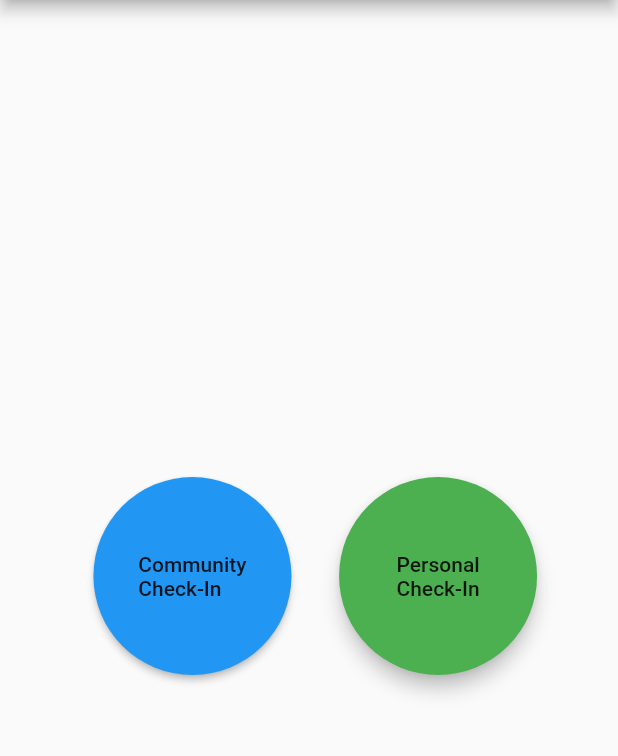
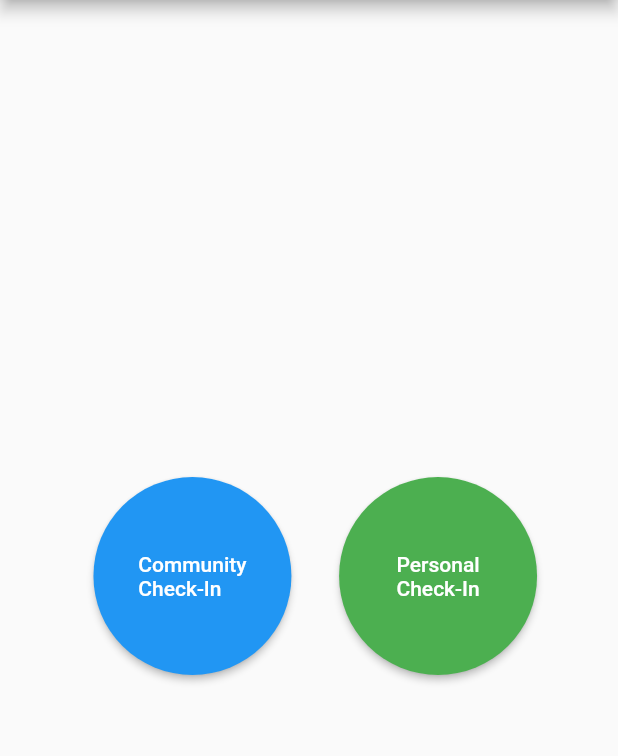
Before and after one commit to xNS5/ReLeave, a Flutter app: the screen it shows after launch, on a phone screen of 412 x 824 dp, the part 84-840 px from its top. Run offline on Flutter 3.47's test engine with Material 2 defaults, Android fonts, the phone set to English and light mode, and no system bars; our stand-ins replace dio, sprintf, sqflite, table_calendar; missing offline and left inert: draw; accounts and stored records are empty.

Commit message:
Switched to Material Buttons from Elevated Buttons

```diff
--- a/lib/main.dart
+++ b/lib/main.dart
@@ -48,24 +48,24 @@ class _HomeState extends State<HomePage>{
       body: Center(
         child: Row(
           mainAxisSize: MainAxisSize.min,
-          // direction: Axis.horizontal,
           children: <Widget> [
-              RaisedButton(
+              MaterialButton(
                 onPressed: () {Navigator.push(context, MaterialPageRoute(builder: (context) => CheckInLogMain()));},
+                child: Text("Community\nCheck-In"),
                 color: Colors.blue,
                 splashColor: Colors.lightBlueAccent,
+                textColor: Colors.white,
                 padding: EdgeInsets.fromLTRB(50, 50, 50, 50),
                 shape: CircleBorder(),
-                child: Text("Community\nCheck-In"),
               ),
-             RaisedButton(
-                onPressed: () {Navigator.push(context, MaterialPageRoute(builder: (context) => CheckInMain()));},
-                elevation: 5,
-                color: Colors.green,
-                splashColor: Colors.greenAccent,
-                padding: EdgeInsets.fromLTRB(50, 50, 50, 50),
-                shape: CircleBorder(),
-                child: Text("Personal\nCheck-In"),
+             MaterialButton(
+              onPressed: () {Navigator.push(context, MaterialPageRoute(builder: (context) => CheckInMain()));},
+              child: Text("Personal\nCheck-In"),
+               color: Colors.green,
+               splashColor: Colors.lightGreenAccent,
+               textColor: Colors.white,
+               padding: EdgeInsets.fromLTRB(50, 50, 50, 50),
+               shape: CircleBorder(),
               ),
           ]
             ),
```
